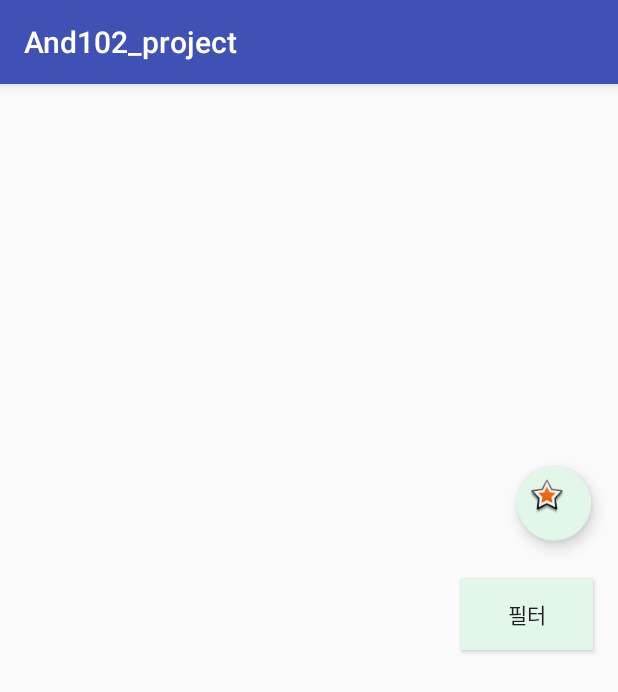
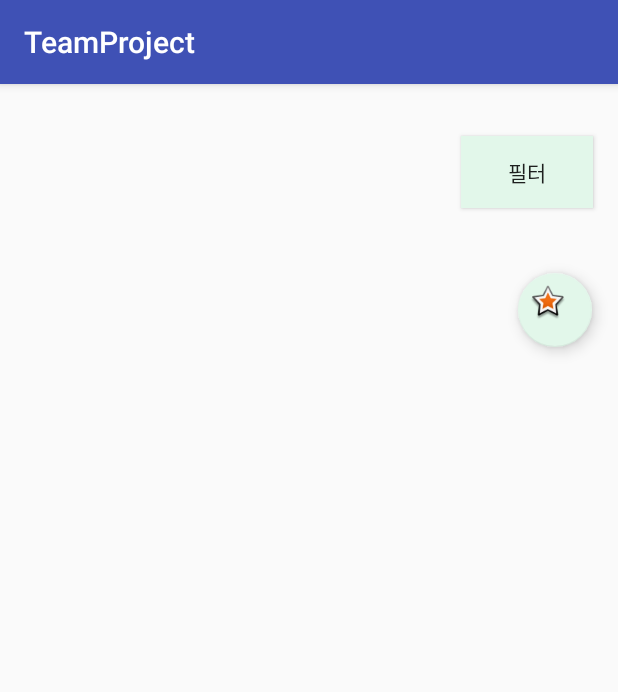
Before and after one commit to Geniousroom1/TeamProject, an Android app: the MainActivity screen opened directly, with no data from a screen before it, on a phone screen of 412 x 824 dp. Shown: the top 692 px of the screen. Run offline under Robolectric (Android 15) with nearby library versions, the phone set to English and light mode, and no system bars.

Commit message:
한태준 +기본수정

```diff
--- a/app/src/main/AndroidManifest.xml
+++ b/app/src/main/AndroidManifest.xml
@@ -10,7 +10,7 @@
         android:allowBackup="true"
         android:icon="@drawable/icon"
         android:label="@string/app_name"
-        android:roundIcon="@mipmap/ic_launcher_round"
+        android:roundIcon="@drawable/icon"
         android:supportsRtl="true"
         android:theme="@style/AppTheme">
 
--- a/app/src/main/res/layout/activity_main.xml
+++ b/app/src/main/res/layout/activity_main.xml
@@ -44,10 +44,14 @@
         android:id="@+id/container"
         android:layout_width="345dp"
         android:layout_height="100dp"
+        android:foregroundGravity="bottom"
         app:layout_constraintLeft_toLeftOf="parent"
         app:layout_constraintRight_toRightOf="parent"
         app:layout_constraintTop_toTopOf="parent"
-        android:layout_marginTop="405dp">
+        android:layout_marginTop="405dp"
+        app:layout_constraintBottom_toBottomOf="parent"
+        app:layout_constraintHorizontal_bias="0.512"
+        android:layout_marginBottom="8dp">
 
     </FrameLayout>
 
@@ -64,13 +68,13 @@
         android:layout_marginRight="8dp"
         app:layout_constraintRight_toRightOf="parent"
         android:layout_marginBottom="8dp"
-        app:layout_constraintTop_toTopOf="parent"
-        android:layout_marginTop="8dp"
-        app:layout_constraintHorizontal_bias="0.972"
-        app:layout_constraintVertical_bias="0.352"
+        app:layout_constraintHorizontal_bias="0.974"
         app:layout_constraintBottom_toBottomOf="parent"
         android:layout_marginStart="8dp"
-        android:layout_marginEnd="8dp" />
+        android:layout_marginEnd="8dp"
+        android:layout_marginTop="8dp"
+        app:layout_constraintTop_toBottomOf="@+id/button"
+        app:layout_constraintVertical_bias="0.057" />
 
     <Button
         android:id="@+id/button"
@@ -87,8 +91,8 @@
         app:layout_constraintRight_toRightOf="parent"
         app:layout_constraintTop_toTopOf="parent"
         android:layout_marginTop="8dp"
-        app:layout_constraintHorizontal_bias="0.971"
-        app:layout_constraintVertical_bias="0.878"
+        app:layout_constraintHorizontal_bias="0.97"
+        app:layout_constraintVertical_bias="0.073"
         android:layout_marginStart="16dp"
         android:layout_marginEnd="8dp" />
 
--- a/app/src/main/res/values/strings.xml
+++ b/app/src/main/res/values/strings.xml
@@ -1,5 +1,5 @@
 <resources>
-    <string name="app_name">And102_project</string>
+    <string name="app_name">TeamProject</string>
 
     <!-- TODO: Remove or change this placeholder text -->
     <string name="hello_blank_fragment">Hello blank fragment</string>
```
